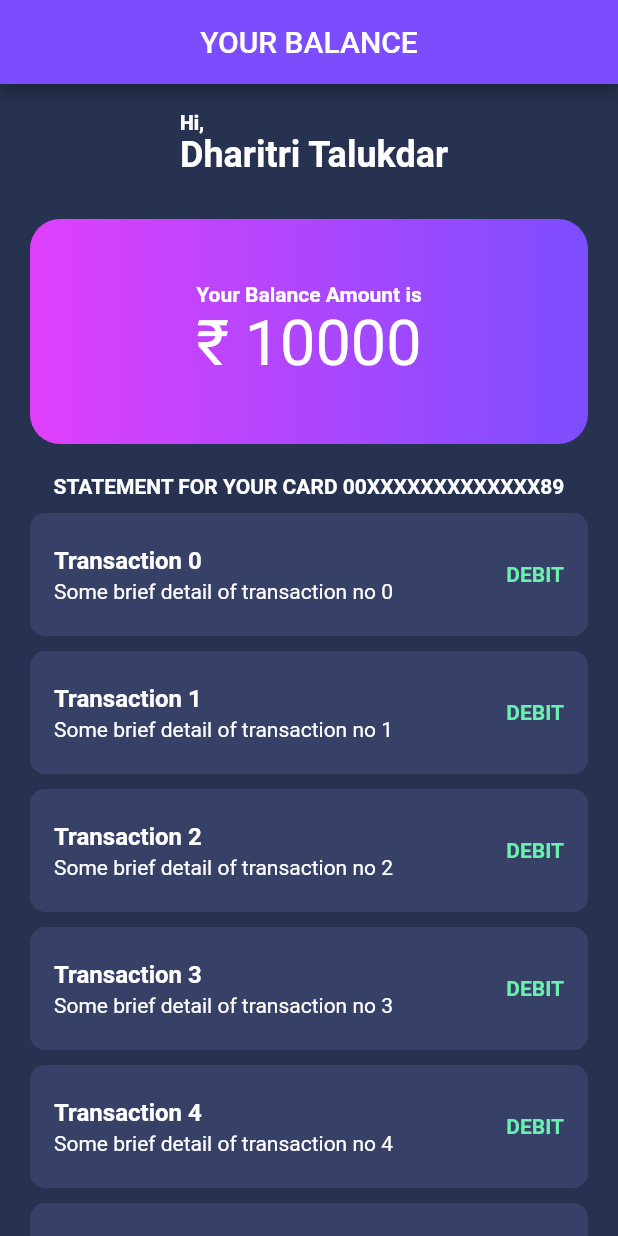
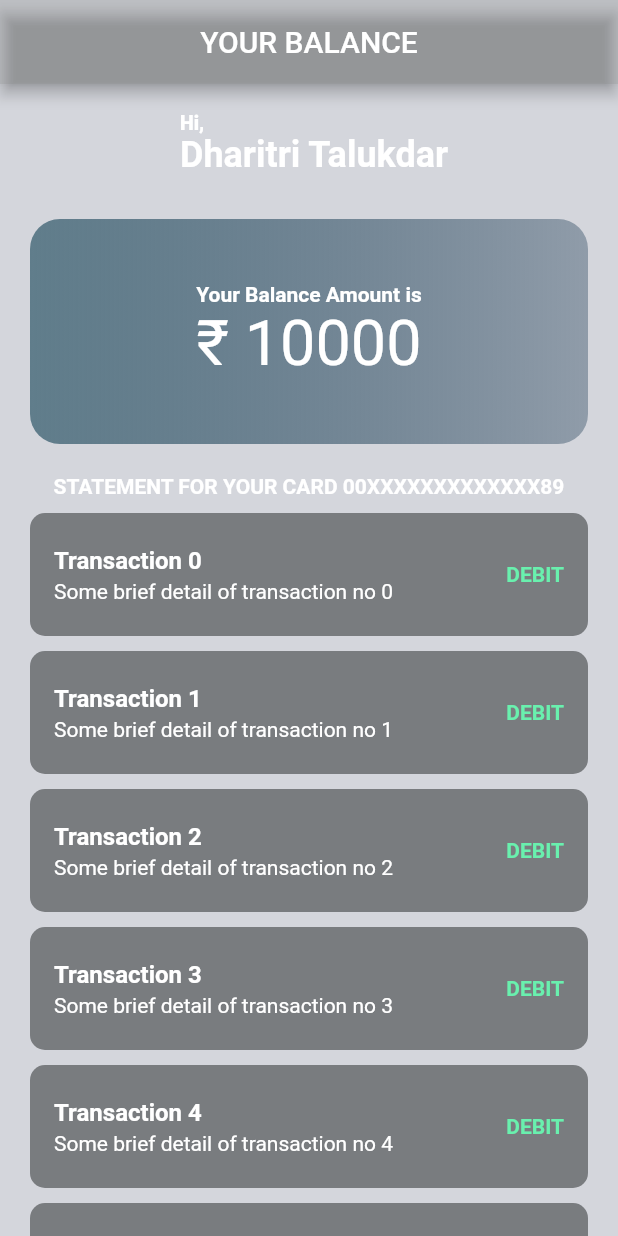
Before and after one commit to SEprojektt/BalanceScreen, a Flutter app: the screen it shows after launch, on a phone screen of 412 x 824 dp. Run offline on Flutter 3.47's test engine with Material 2 defaults, Android fonts, the phone set to English and light mode, and no system bars; our stand-ins replace flare_flutter.

Commit message:
This is the UI page for an ATM machine Balance Screen

```diff
--- a/lib/main.dart
+++ b/lib/main.dart
@@ -2,6 +2,7 @@
 
 import 'package:flutter/material.dart';
 import 'package:flutter/cupertino.dart';
+import 'package:flare_flutter/flare_actor.dart';
 
 void main() => runApp(MyApp());
 
@@ -16,12 +17,12 @@ class MyApp extends StatelessWidget {
           primarySwatch: Colors.blue,
         ),
         home: Scaffold(
-          backgroundColor: Color.fromRGBO(39, 50, 80, 1),
+          backgroundColor: Color.fromRGBO(39, 50, 80, 0.2),
 
           appBar: AppBar(
             title: Text("YOUR BALANCE"),
             centerTitle: true,
-            backgroundColor: Colors.deepPurpleAccent,
+            backgroundColor: Color.fromRGBO(128,128,128,0.2),
           ),
 
           body: TransactionsScreen(),
@@ -83,7 +84,7 @@ class TransactionsScreen extends StatelessWidget{
           child: Container(
             height: 150,
             decoration: BoxDecoration(
-                gradient: LinearGradient(colors: [Colors.purpleAccent, Colors.deepPurpleAccent]),
+                gradient: LinearGradient(colors: [Colors.blueGrey, Color.fromRGBO(41, 69, 93, 0.4)]),
                 borderRadius: BorderRadius.all(Radius.circular(20))
             ),
 
@@ -109,7 +110,7 @@ class TransactionsScreen extends StatelessWidget{
                 child: Container(
                   decoration: BoxDecoration(
                     borderRadius: BorderRadius.all(Radius.circular(10)),
-                    color: Color.fromRGBO(55, 65, 104, 1),
+                    color: Color.fromRGBO(60, 63, 65, 0.6),
 
                   ),
                   child: ListTile(
--- a/pubspec.yaml
+++ b/pubspec.yaml
@@ -23,6 +23,7 @@ dependencies:
   # The following adds the Cupertino Icons font to your application.
   # Use with the CupertinoIcons class for iOS style icons.
   cupertino_icons: ^0.1.2
+  flare_flutter: any
 
 dev_dependencies:
   flutter_test:
```
Also changed, not shown: pubspec.lock.
